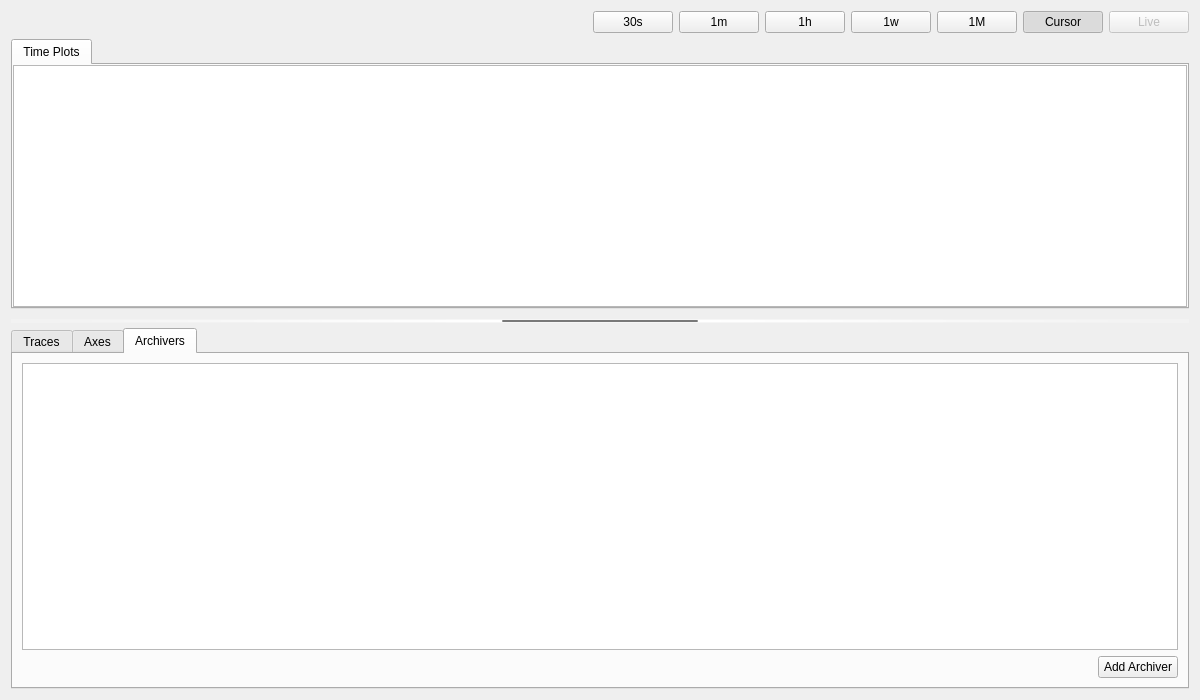
slaclab/trace, file archive_viewer/archive_viewer.ui: the form before one commit.
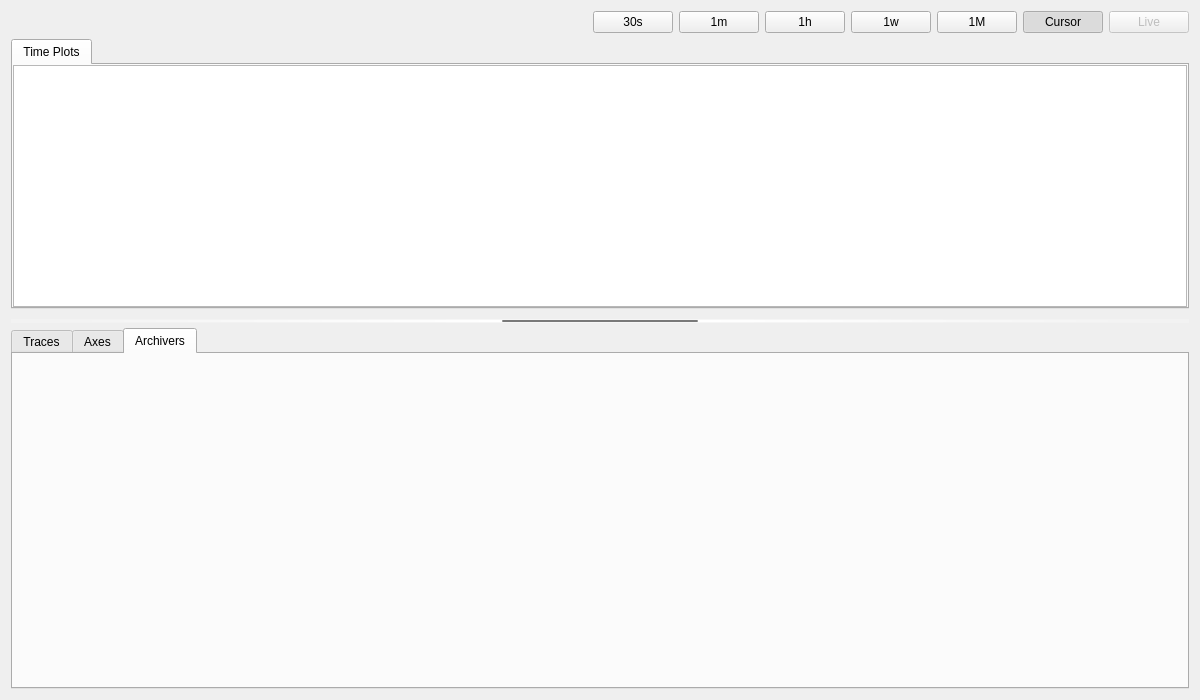
The form after the commit. The open tabs and pages were chosen to show the change. Custom widgets are drawn as their Qt base class.

Commit message: Remove Archivers tab

```diff
--- a/archive_viewer/archive_viewer.ui
+++ b/archive_viewer/archive_viewer.ui
@@ -190,6 +190,12 @@
       <property name="currentIndex">
        <number>0</number>
       </property>
+      <property name="usesScrollButtons">
+       <bool>false</bool>
+      </property>
+      <property name="movable">
+       <bool>true</bool>
+      </property>
       <widget class="QWidget" name="traces_tab">
        <attribute name="title">
         <string>Traces</string>
@@ -293,45 +299,7 @@
        <attribute name="title">
         <string>Archivers</string>
        </attribute>
-       <layout class="QVBoxLayout" name="verticalLayout_7">
-        <item>
-         <widget class="QTableView" name="archivers_tbl">
-          <property name="editTriggers">
-           <set>QAbstractItemView::AllEditTriggers</set>
-          </property>
-          <property name="selectionBehavior">
-           <enum>QAbstractItemView::SelectRows</enum>
-          </property>
-          <attribute name="horizontalHeaderStretchLastSection">
-           <bool>true</bool>
-          </attribute>
-         </widget>
-        </item>
-        <item>
-         <layout class="QHBoxLayout" name="add_archiver_lyt">
-          <item>
-           <spacer name="add_archiver_spcr">
-            <property name="orientation">
-             <enum>Qt::Horizontal</enum>
-            </property>
-            <property name="sizeHint" stdset="0">
-             <size>
-              <width>40</width>
-              <height>20</height>
-             </size>
-            </property>
-           </spacer>
-          </item>
-          <item>
-           <widget class="QPushButton" name="add_archiver_btn">
-            <property name="text">
-             <string>Add Archiver</string>
-            </property>
-           </widget>
-          </item>
-         </layout>
-        </item>
-       </layout>
+       <layout class="QVBoxLayout" name="verticalLayout_7"/>
       </widget>
      </widget>
     </widget>
```
Left out of the diff: 11 changed lines with no effect on the pictures. The commit also changes 5 other files.
